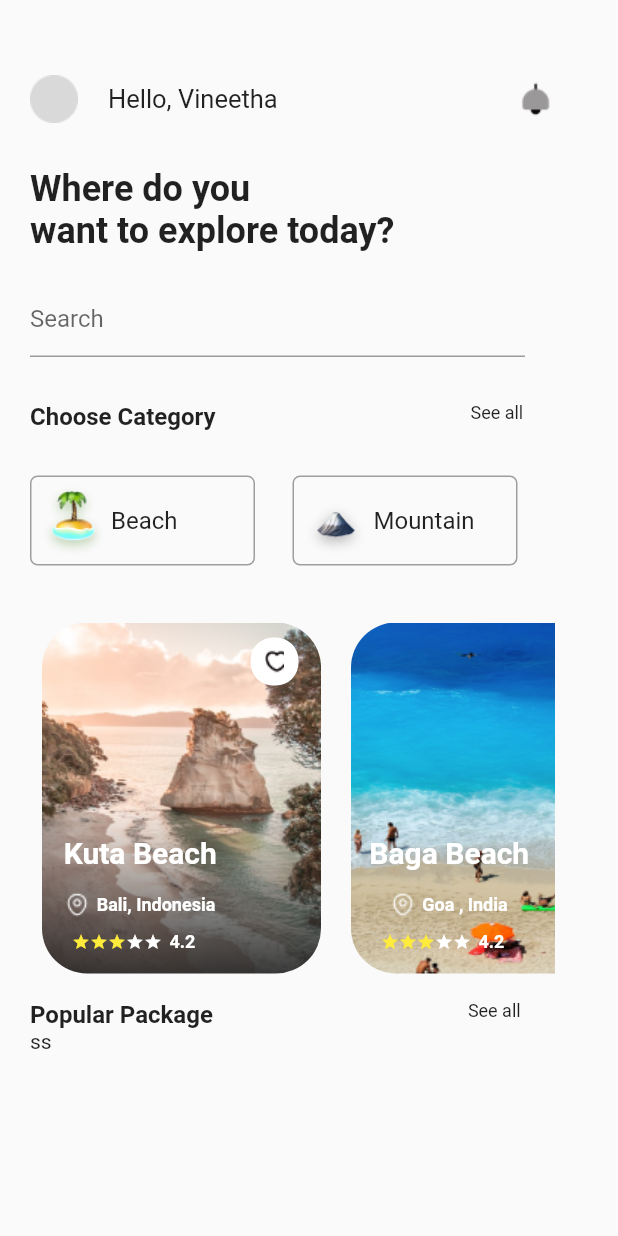
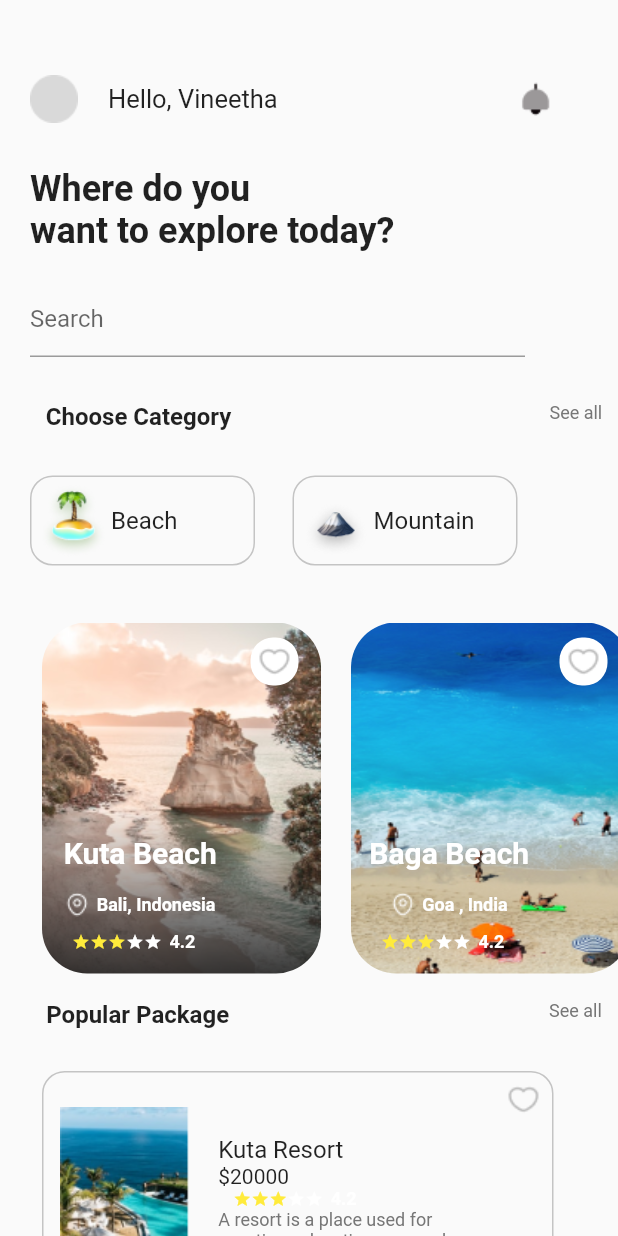
Before and after one commit to ziyad00/Travel-App, a Flutter app: the screen it shows after launch, on a phone screen of 412 x 824 dp. Run offline on Flutter 3.47's test engine with Material 2 defaults, Android fonts, the phone set to English and light mode, and no system bars.

Commit message:
finish first screen

```diff
--- a/lib/screens/home_screen.dart
+++ b/lib/screens/home_screen.dart
@@ -18,9 +18,9 @@ class HomeScreen extends StatelessWidget {
           SizedBox(
             width: 20,
           ),
-          Column(
-            crossAxisAlignment: CrossAxisAlignment.start,
-            mainAxisAlignment: MainAxisAlignment.start,
+          Expanded(
+
+            child: ListView(
               children: [
                 SizedBox(
                   height: 50,
@@ -46,6 +46,7 @@ class HomeScreen extends StatelessWidget {
                 PopularPackages(),
               ],
             ),
+          ),
         ],
       ),
     );
--- a/lib/widgets/ChooseCategory.dart
+++ b/lib/widgets/ChooseCategory.dart
@@ -25,6 +25,7 @@ class ChooseCategory extends StatelessWidget {
               "See all",
               style: TextStyle(
                 fontSize: 12,
+                color: Color(0xFF767676),
               ),
             ),
           ],
@@ -100,8 +101,8 @@ class CategoryCard extends StatelessWidget {
       height: 60,
       padding: EdgeInsets.fromLTRB(3, 0, 0, 0),
       decoration: BoxDecoration(
-        border: Border.all(color: Colors.grey),
-        borderRadius: BorderRadius.all(Radius.circular(5.0)),
+        border: Border.all(color: Color(0xFFC4C4C4)),
+        borderRadius: BorderRadius.all(Radius.circular(15.0)),
       ),
       child: Center(
           child: Row(
--- a/lib/widgets/choose_place.dart
+++ b/lib/widgets/choose_place.dart
@@ -106,7 +106,23 @@ class PlaceCard extends StatelessWidget {
                   SizedBox(
                     height: 10,
                   ),
-                  Row(
+                  Stars(),
+                ],
+              ),
+            ),
+          ],
+        ));
+  }
+}
+
+class Stars extends StatelessWidget {
+  const Stars({
+    Key? key,
+  }) : super(key: key);
+
+  @override
+  Widget build(BuildContext context) {
+    return Row(
       mainAxisAlignment: MainAxisAlignment.start,
       children: [
         SizedBox(
@@ -148,11 +164,6 @@ class PlaceCard extends StatelessWidget {
               fontWeight: FontWeight.bold),
         ),
       ],
-                  ),
-                ],
-              ),
-            ),
-          ],
-        ));
+    );
   }
 }
--- a/lib/widgets/popular_packages.dart
+++ b/lib/widgets/popular_packages.dart
@@ -1,4 +1,6 @@
 import 'package:flutter/material.dart';
+
+import 'choose_place.dart';
 
 class PopularPackages extends StatelessWidget {
   const PopularPackages({
@@ -25,9 +27,13 @@ class PopularPackages extends StatelessWidget {
               "See all",
               style: TextStyle(
                 fontSize: 12,
+                color: Color(0xFF767676),
               ),
             ),
           ],
+        ),
+        SizedBox(
+          height: 20,
         ),
         PackagesColumn(),
       ],
@@ -42,45 +48,89 @@ class PackagesColumn extends StatelessWidget {
 
   @override
   Widget build(BuildContext context) {
-    return SizedBox(
-      width: 40,
-      height: 50,
-      child: ListView(
+    return Column(
       children: [
-          Text("ss"),
+        CategoryCard(
+          title: 'Kuta Resort',
+          price: 20000,
+          desc:
+              'A resort is a place used for\nvacation, relaxation or as a day...',
+          imagePath: 'ph1.png',
+        ),
+        CategoryCard(
+          title: 'Baga Beach Resort',
+          price: 15000,
+          desc:
+              'A resort is a place used for\nvacation, relaxation or as a day...',
+          imagePath: 'ph2.png',
+        ),
       ],
-      ),
     );
   }
 }
 
 class CategoryCard extends StatelessWidget {
-  final Image image;
-  final Text name;
+  final String title;
+  final int price;
+  final String desc;
+  final String imagePath;
   const CategoryCard({
     Key? key,
-    required this.image,
-    required this.name,
+    required this.title,
+    required this.price,
+    required this.desc,
+    required this.imagePath,
   }) : super(key: key);
 
   @override
   Widget build(BuildContext context) {
-    return Container(
-      width: 150,
-      height: 60,
+    return Padding(
+      padding: const EdgeInsets.all(8.0),
+      child: Container(
+        width: 341,
+        height: 163,
         padding: EdgeInsets.fromLTRB(3, 0, 0, 0),
         decoration: BoxDecoration(
-        border: Border.all(color: Colors.grey),
-        borderRadius: BorderRadius.all(Radius.circular(5.0)),
+          border: Border.all(color: Color(0xFFC4C4C4)),
+          borderRadius: BorderRadius.all(Radius.circular(15.0)),
         ),
         child: Center(
+            child: Padding(
+          padding: const EdgeInsets.all(8.0),
           child: Row(
-        // mainAxisAlignment: MainAxisAlignment.spaceBetween,
+            mainAxisAlignment: MainAxisAlignment.spaceBetween,
+            crossAxisAlignment: CrossAxisAlignment.start,
             children: [
-          image,
-          name,
+              Image.asset('images/$imagePath',
+                  fit: BoxFit.contain, height: 176, width: 86),
+              Column(
+                mainAxisAlignment: MainAxisAlignment.center,
+                crossAxisAlignment: CrossAxisAlignment.start,
+                children: [
+                  Text(
+                    "$title",
+                    style: TextStyle(
+                      fontSize: 16,
+                    ),
+                  ),
+                  Text(
+                    "\$${price.toString()}",
+                    style: TextStyle(
+                      fontSize: 14,
+                    ),
+                  ),
+                  Stars(),
+                  Text(
+                    "$desc",
+                    style: TextStyle(fontSize: 12, color: Color(0xFF767676)),
+                  ),
                 ],
+              ),
+              Image.asset('images/heart.png'),
+            ],
+          ),
         )),
+      ),
     );
   }
 }
```
Also changed, not shown: images/heart.png, images/ph1.png (added), images/ph2.png (added). Lines whose indentation alone changed are shown as unchanged.
